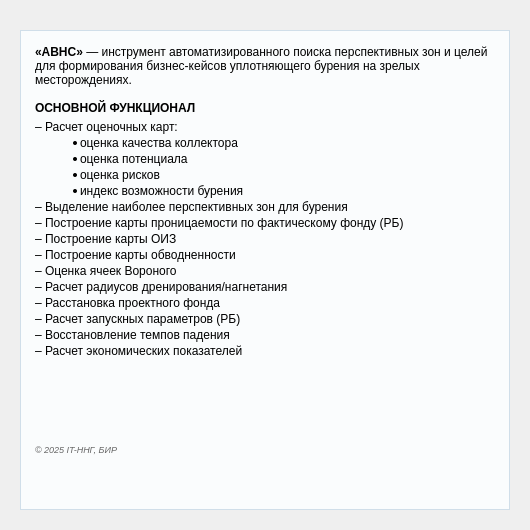
Old version of the form app/gui/widgets/start.ui in the repository Alina-Murzakova/Infill_drilling.
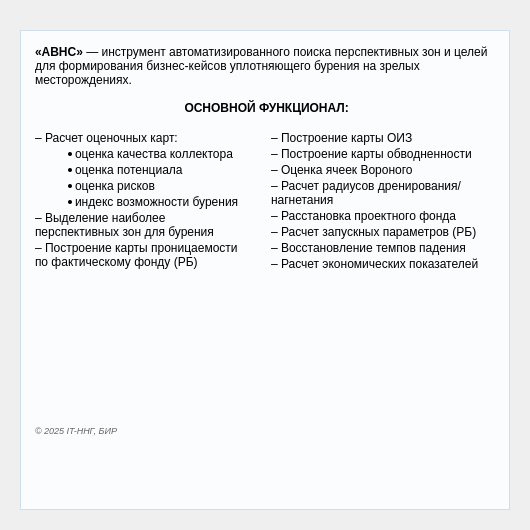
New version of the form. Icons and pictures are not drawn.

```diff
--- a/app/gui/widgets/start.ui
+++ b/app/gui/widgets/start.ui
@@ -46,32 +46,48 @@
 &lt;/style&gt;&lt;/head&gt;&lt;body style=&quot; font-family:'Segoe UI'; font-size:9pt; font-weight:400; font-style:normal;&quot;&gt;
 &lt;p style=&quot; margin-top:0px; margin-bottom:0px; margin-left:0px; margin-right:0px; -qt-block-indent:0; text-indent:0px;&quot;&gt;&lt;span style=&quot; font-weight:700;&quot;&gt;«АВНС»&lt;/span&gt; — инструмент автоматизированного поиска перспективных зон и целей для формирования бизнес-кейсов уплотняющего бурения на зрелых месторождениях.&lt;/p&gt;
 &lt;p style=&quot;-qt-paragraph-type:empty; margin-top:0px; margin-bottom:0px; margin-left:0px; margin-right:0px; -qt-block-indent:0; text-indent:0px;&quot;&gt;&lt;br /&gt;&lt;/p&gt;
-&lt;p style=&quot; margin-top:0px; margin-bottom:5px; margin-left:0px; margin-right:0px; -qt-block-indent:0; text-indent:0px;&quot;&gt;&lt;span style=&quot; font-weight:700;&quot;&gt;ОСНОВНОЙ ФУНКЦИОНАЛ&lt;/span&gt;&lt;/p&gt;
+&lt;p align=&quot;center&quot; style=&quot; margin-top:0px; margin-bottom:5px; margin-left:0px; margin-right:0px; -qt-block-indent:0; text-indent:0px;&quot;&gt;&lt;span style=&quot; font-weight:700;&quot;&gt; ОСНОВНОЙ ФУНКЦИОНАЛ:&lt;/span&gt;&lt;/p&gt;
+&lt;table border=&quot;0&quot; style=&quot; margin-top:0px; margin-bottom:0px; margin-left:0px; margin-right:0px;&quot; width=&quot;100%&quot; cellspacing=&quot;0&quot; cellpadding=&quot;0&quot;&gt;
+&lt;tr&gt;
+&lt;td width=&quot;48%&quot; style=&quot; vertical-align:top; padding-right:15;&quot;&gt;
+&lt;p style=&quot; margin-top:0px; margin-bottom:0px; margin-left:0px; margin-right:0px; -qt-block-indent:0; text-indent:0px;&quot;&gt;    &lt;/p&gt;
 &lt;p style=&quot; margin-top:2px; margin-bottom:2px; margin-left:0px; margin-right:0px; -qt-block-indent:0; text-indent:0px;&quot;&gt;– Расчет оценочных карт:    &lt;/p&gt;
-&lt;ul style=&quot;margin-top: 0px; margin-bottom: 0px; margin-left: 0px; margin-right: 0px; -qt-list-indent: 0;&quot;&gt;
-&lt;li style=&quot; margin-top:2px; margin-bottom:2px; margin-left:45px; margin-right:0px; -qt-block-indent:0; text-indent:0px;&quot;&gt;оценка качества коллектора      &lt;/li&gt;
-&lt;li style=&quot; margin-top:2px; margin-bottom:2px; margin-left:45px; margin-right:0px; -qt-block-indent:0; text-indent:0px;&quot;&gt;оценка потенциала      &lt;/li&gt;
-&lt;li style=&quot; margin-top:2px; margin-bottom:2px; margin-left:45px; margin-right:0px; -qt-block-indent:0; text-indent:0px;&quot;&gt;оценка рисков      &lt;/li&gt;
-&lt;li style=&quot; margin-top:2px; margin-bottom:2px; margin-left:45px; margin-right:0px; -qt-block-indent:0; text-indent:0px;&quot;&gt;индекс возможности бурения        &lt;/li&gt;&lt;/ul&gt;
-&lt;p style=&quot; margin-top:2px; margin-bottom:2px; margin-left:0px; margin-right:0px; -qt-block-indent:0; text-indent:0px;&quot;&gt;– Выделение наиболее перспективных зон для бурения  &lt;/p&gt;
-&lt;p style=&quot; margin-top:2px; margin-bottom:2px; margin-left:0px; margin-right:0px; -qt-block-indent:0; text-indent:0px;&quot;&gt;– Построение карты проницаемости по фактическому фонду (РБ)  &lt;/p&gt;
-&lt;p style=&quot; margin-top:2px; margin-bottom:2px; margin-left:0px; margin-right:0px; -qt-block-indent:0; text-indent:0px;&quot;&gt;– Построение карты ОИЗ  &lt;/p&gt;
-&lt;p style=&quot; margin-top:2px; margin-bottom:2px; margin-left:0px; margin-right:0px; -qt-block-indent:0; text-indent:0px;&quot;&gt;– Построение карты обводненности  &lt;/p&gt;
-&lt;p style=&quot; margin-top:2px; margin-bottom:2px; margin-left:0px; margin-right:0px; -qt-block-indent:0; text-indent:0px;&quot;&gt;– Оценка ячеек Вороного  &lt;/p&gt;
-&lt;p style=&quot; margin-top:2px; margin-bottom:2px; margin-left:0px; margin-right:0px; -qt-block-indent:0; text-indent:0px;&quot;&gt;– Расчет радиусов дренирования/нагнетания  &lt;/p&gt;
-&lt;p style=&quot; margin-top:2px; margin-bottom:2px; margin-left:0px; margin-right:0px; -qt-block-indent:0; text-indent:0px;&quot;&gt;– Расстановка проектного фонда  &lt;/p&gt;
-&lt;p style=&quot; margin-top:2px; margin-bottom:2px; margin-left:0px; margin-right:0px; -qt-block-indent:0; text-indent:0px;&quot;&gt;– Расчет запускных параметров (РБ)  &lt;/p&gt;
-&lt;p style=&quot; margin-top:2px; margin-bottom:2px; margin-left:0px; margin-right:0px; -qt-block-indent:0; text-indent:0px;&quot;&gt;– Восстановление темпов падения  &lt;/p&gt;
-&lt;p style=&quot; margin-top:2px; margin-bottom:12px; margin-left:0px; margin-right:0px; -qt-block-indent:0; text-indent:0px;&quot;&gt;– Расчет экономических показателей&lt;/p&gt;
-&lt;p style=&quot;-qt-paragraph-type:empty; margin-top:36px; margin-bottom:36px; margin-left:0px; margin-right:0px; -qt-block-indent:0; text-indent:0px;&quot;&gt;&lt;br /&gt;&lt;/p&gt;
+&lt;ul style=&quot;margin-top: 0px; margin-bottom: 0px; margin-left: 0px; margin-right: 0px; -qt-list-indent: 1;&quot;&gt;
+&lt;li style=&quot; margin-top:2px; margin-bottom:2px; margin-left:0px; margin-right:0px; -qt-block-indent:0; text-indent:0px;&quot;&gt;оценка качества коллектора        &lt;/li&gt;
+&lt;li style=&quot; margin-top:2px; margin-bottom:2px; margin-left:0px; margin-right:0px; -qt-block-indent:0; text-indent:0px;&quot;&gt;оценка потенциала        &lt;/li&gt;
+&lt;li style=&quot; margin-top:2px; margin-bottom:2px; margin-left:0px; margin-right:0px; -qt-block-indent:0; text-indent:0px;&quot;&gt;оценка рисков        &lt;/li&gt;
+&lt;li style=&quot; margin-top:2px; margin-bottom:2px; margin-left:0px; margin-right:0px; -qt-block-indent:0; text-indent:0px;&quot;&gt;индекс возможности бурения        &lt;/li&gt;&lt;/ul&gt;
+&lt;p style=&quot; margin-top:2px; margin-bottom:2px; margin-left:0px; margin-right:0px; -qt-block-indent:0; text-indent:0px;&quot;&gt;– Выделение наиболее перспективных зон для бурения    &lt;/p&gt;
+&lt;p style=&quot; margin-top:2px; margin-bottom:2px; margin-left:0px; margin-right:0px; -qt-block-indent:0; text-indent:0px;&quot;&gt;– Построение карты проницаемости по фактическому фонду (РБ)&lt;/p&gt;&lt;/td&gt;
+&lt;td width=&quot;52%&quot; style=&quot; vertical-align:top; padding-left:15;&quot;&gt;
+&lt;p style=&quot; margin-top:0px; margin-bottom:0px; margin-left:0px; margin-right:0px; -qt-block-indent:0; text-indent:0px;&quot;&gt;    &lt;/p&gt;
+&lt;p style=&quot; margin-top:2px; margin-bottom:2px; margin-left:0px; margin-right:0px; -qt-block-indent:0; text-indent:0px;&quot;&gt;– Построение карты ОИЗ    &lt;/p&gt;
+&lt;p style=&quot; margin-top:2px; margin-bottom:2px; margin-left:0px; margin-right:0px; -qt-block-indent:0; text-indent:0px;&quot;&gt;– Построение карты обводненности    &lt;/p&gt;
+&lt;p style=&quot; margin-top:2px; margin-bottom:2px; margin-left:0px; margin-right:0px; -qt-block-indent:0; text-indent:0px;&quot;&gt;– Оценка ячеек Вороного    &lt;/p&gt;
+&lt;p style=&quot; margin-top:2px; margin-bottom:2px; margin-left:0px; margin-right:0px; -qt-block-indent:0; text-indent:0px;&quot;&gt;– Расчет радиусов дренирования/нагнетания    &lt;/p&gt;
+&lt;p style=&quot; margin-top:2px; margin-bottom:2px; margin-left:0px; margin-right:0px; -qt-block-indent:0; text-indent:0px;&quot;&gt;– Расстановка проектного фонда    &lt;/p&gt;
+&lt;p style=&quot; margin-top:2px; margin-bottom:2px; margin-left:0px; margin-right:0px; -qt-block-indent:0; text-indent:0px;&quot;&gt;– Расчет запускных параметров (РБ)    &lt;/p&gt;
+&lt;p style=&quot; margin-top:2px; margin-bottom:2px; margin-left:0px; margin-right:0px; -qt-block-indent:0; text-indent:0px;&quot;&gt;– Восстановление темпов падения    &lt;/p&gt;
+&lt;p style=&quot; margin-top:2px; margin-bottom:12px; margin-left:0px; margin-right:0px; -qt-block-indent:0; text-indent:0px;&quot;&gt;– Расчет экономических показателей&lt;/p&gt;&lt;/td&gt;&lt;/tr&gt;&lt;/table&gt;
+&lt;p style=&quot;-qt-paragraph-type:empty; margin-top:0px; margin-bottom:0px; margin-left:0px; margin-right:0px; -qt-block-indent:0; text-indent:0px;&quot;&gt;&lt;br /&gt;&lt;/p&gt;
+&lt;p style=&quot;-qt-paragraph-type:empty; margin-top:0px; margin-bottom:0px; margin-left:0px; margin-right:0px; -qt-block-indent:0; text-indent:0px;&quot;&gt;&lt;br /&gt;&lt;/p&gt;
+&lt;p style=&quot;-qt-paragraph-type:empty; margin-top:0px; margin-bottom:0px; margin-left:0px; margin-right:0px; -qt-block-indent:0; text-indent:0px;&quot;&gt;&lt;br /&gt;&lt;/p&gt;
+&lt;p style=&quot;-qt-paragraph-type:empty; margin-top:0px; margin-bottom:0px; margin-left:0px; margin-right:0px; -qt-block-indent:0; text-indent:0px;&quot;&gt;&lt;br /&gt;&lt;/p&gt;
+&lt;p style=&quot;-qt-paragraph-type:empty; margin-top:0px; margin-bottom:0px; margin-left:0px; margin-right:0px; -qt-block-indent:0; text-indent:0px;&quot;&gt;&lt;br /&gt;&lt;/p&gt;
+&lt;p style=&quot;-qt-paragraph-type:empty; margin-top:0px; margin-bottom:0px; margin-left:0px; margin-right:0px; -qt-block-indent:0; text-indent:0px;&quot;&gt;&lt;br /&gt;&lt;/p&gt;
+&lt;p style=&quot;-qt-paragraph-type:empty; margin-top:0px; margin-bottom:0px; margin-left:0px; margin-right:0px; -qt-block-indent:0; text-indent:0px;&quot;&gt;&lt;br /&gt;&lt;/p&gt;
+&lt;p style=&quot;-qt-paragraph-type:empty; margin-top:0px; margin-bottom:0px; margin-left:0px; margin-right:0px; -qt-block-indent:0; text-indent:0px;&quot;&gt;&lt;br /&gt;&lt;/p&gt;
+&lt;p style=&quot;-qt-paragraph-type:empty; margin-top:0px; margin-bottom:0px; margin-left:0px; margin-right:0px; -qt-block-indent:0; text-indent:0px;&quot;&gt;&lt;br /&gt;&lt;/p&gt;
+&lt;p style=&quot;-qt-paragraph-type:empty; margin-top:0px; margin-bottom:0px; margin-left:0px; margin-right:0px; -qt-block-indent:0; text-indent:0px;&quot;&gt;&lt;br /&gt;&lt;/p&gt;
+&lt;p style=&quot;-qt-paragraph-type:empty; margin-top:0px; margin-bottom:0px; margin-left:0px; margin-right:0px; -qt-block-indent:0; text-indent:0px;&quot;&gt;&lt;br /&gt;&lt;/p&gt;
 &lt;p style=&quot; margin-top:0px; margin-bottom:0px; margin-left:0px; margin-right:0px; -qt-block-indent:0; text-indent:0px;&quot;&gt;&lt;span style=&quot; font-size:7pt; font-style:italic; color:#666666;&quot;&gt;© 2025 IT-ННГ, БИР&lt;/span&gt;&lt;/p&gt;&lt;/body&gt;&lt;/html&gt;</string>
    </property>
   </widget>
   <widget class="QLabel" name="lbl_img">
    <property name="geometry">
     <rect>
-     <x>300</x>
-     <y>280</y>
+     <x>170</x>
+     <y>310</y>
      <width>180</width>
      <height>180</height>
     </rect>
```
